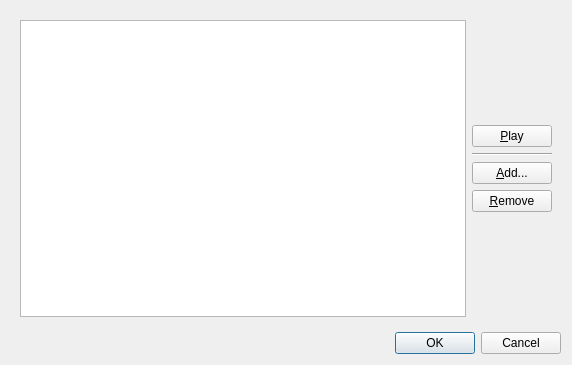
This is client/src/ui/dialogs/notification_sound_manager_dialog.ui in networkoptix/nx_open as Qt 5 draws it before an edit. The edited form follows.
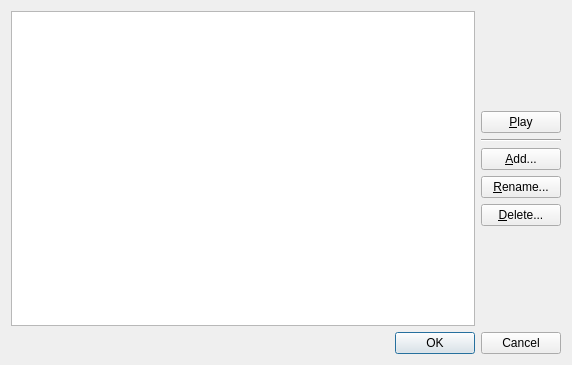
This is the edited form.

Commit message:
Sound manage dialog improvements: rename button, confirmation message while deleting file
<==== Mercurial data ====>
Branch: master

What changed in the file:
```diff
--- a/client/src/ui/dialogs/notification_sound_manager_dialog.ui
+++ b/client/src/ui/dialogs/notification_sound_manager_dialog.ui
@@ -18,11 +18,6 @@
   </property>
   <layout class="QVBoxLayout" name="verticalLayout_2">
    <item>
-    <widget class="QStackedWidget" name="stackedWidget">
-     <property name="currentIndex">
-      <number>0</number>
-     </property>
-     <widget class="QWidget" name="page">
       <layout class="QHBoxLayout" name="horizontalLayout">
        <item>
         <widget class="QListView" name="listView"/>
@@ -63,10 +58,17 @@
            </property>
           </widget>
          </item>
+       <item>
+        <widget class="QPushButton" name="editButton">
+         <property name="text">
+          <string>&amp;Rename...</string>
+         </property>
+        </widget>
+       </item>
          <item>
           <widget class="QPushButton" name="removeButton">
            <property name="text">
-            <string>&amp;Remove</string>
+          <string>&amp;Delete...</string>
            </property>
           </widget>
          </item>
@@ -86,8 +88,6 @@
         </layout>
        </item>
       </layout>
-     </widget>
-    </widget>
    </item>
    <item>
     <widget class="QDialogButtonBox" name="buttonBox">
```
Lines whose indentation alone changed are shown as unchanged. The commit also changes 1 other file.
